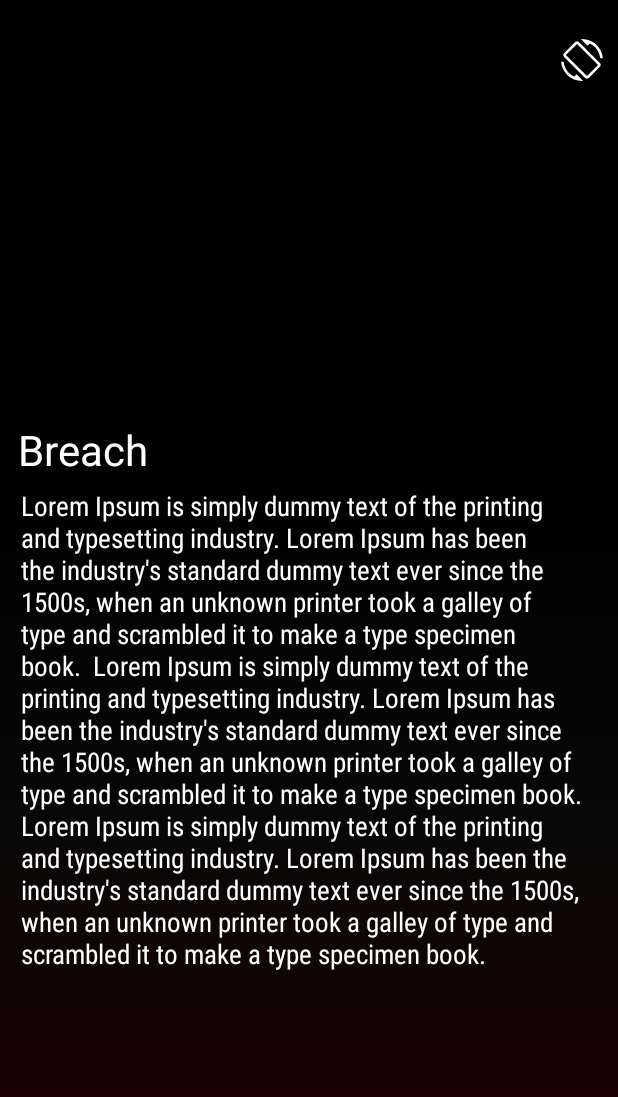
After one commit to OmerAkkoyun/ExoPlayerProjectSample, an Android app: the layout fragment_movie_player.xml on its own in the app's theme, with its tools: preview values and no code run, on a phone screen of 412 x 824 dp. The commit adds this screen. Shown: the top 1097 px of the screen. Run offline under Robolectric (Android 15) with nearby library versions, the phone set to English and light mode, and no system bars; network calls fail.

Commit message:
ExoPlayer implemented, MoviePlayer screen created, configurations done.

```diff
--- a/app/src/main/java/com/omerakkoyun/exoplayersample/common/Constants.kt
+++ b/app/src/main/java/com/omerakkoyun/exoplayersample/common/Constants.kt
@@ -9,4 +9,8 @@ object Constants {
     const val IMAGE_PATH = "https://image.tmdb.org/t/p/original"
     const val ENG = "en-US"
     const val MOVIE_ITEM = "movie_item"
+
+    const val DRM_TEST_LICENSE_URL = "https://proxy.uat.widevine.com/proxy?video_id=2015_tears&provider=widevine_test"
+    const val MEDIA_TEST_URI = "https://storage.googleapis.com/wvmedia/cenc/h264/tears/tears.mpd"
+    const val PLAYBACK_POSITION = "playback_position"
 }
--- a/app/src/main/java/com/omerakkoyun/exoplayersample/presentation/movie_details/MovieDetailsFragment.kt
+++ b/app/src/main/java/com/omerakkoyun/exoplayersample/presentation/movie_details/MovieDetailsFragment.kt
@@ -1,8 +1,10 @@
 package com.omerakkoyun.exoplayersample.presentation.movie_details
 
+import android.os.Bundle
 import android.view.LayoutInflater
 import android.view.ViewGroup
 import androidx.navigation.fragment.findNavController
+import com.omerakkoyun.exoplayersample.R
 import com.omerakkoyun.exoplayersample.base.BaseFragment
 import com.omerakkoyun.exoplayersample.common.Constants.IMAGE_PATH
 import com.omerakkoyun.exoplayersample.common.Constants.MOVIE_ITEM
@@ -45,7 +47,9 @@ class MovieDetailsFragment : BaseFragment<FragmentMovieDetailsBinding, MovieDeta
 
         binding.imgPlay.setOnClickListener {
             // go video player screen
-
+            val bundle = Bundle()
+            bundle.putParcelable(MOVIE_ITEM, arguments?.getParcelable(MOVIE_ITEM))
+            findNavController().navigate(R.id.action_movieDetailsFragment_to_moviePlayerFragment,bundle)
 
         }
     }
--- /dev/null
+++ b/app/src/main/res/drawable/black_to_red.xml
@@ -0,0 +1,11 @@
+<layer-list xmlns:android="http://schemas.android.com/apk/res/android">
+    <item>
+        <shape android:shape="rectangle">
+            <gradient
+                android:startColor="@color/black"
+                android:centerColor="#070707"
+                android:endColor="#240000"
+                android:angle="270" />
+        </shape>
+    </item>
+</layer-list>
--- /dev/null
+++ b/app/src/main/res/drawable/screen_rotation.xml
@@ -0,0 +1,8 @@
+<vector xmlns:android="http://schemas.android.com/apk/res/android"
+    android:height="28dp" android:tint="#FFFFFF"
+    android:viewportHeight="24"
+    android:viewportWidth="24" android:width="28dp">
+
+    <path android:fillColor="@android:color/white" android:pathData="M16.48,2.52c3.27,1.55 5.61,4.72 5.97,8.48h1.5C23.44,4.84 18.29,0 12,0l-0.66,0.03 3.81,3.81 1.33,-1.32zM10.23,1.75c-0.59,-0.59 -1.54,-0.59 -2.12,0L1.75,8.11c-0.59,0.59 -0.59,1.54 0,2.12l12.02,12.02c0.59,0.59 1.54,0.59 2.12,0l6.36,-6.36c0.59,-0.59 0.59,-1.54 0,-2.12L10.23,1.75zM14.83,21.19L2.81,9.17l6.36,-6.36 12.02,12.02 -6.36,6.36zM7.52,21.48C4.25,19.94 1.91,16.76 1.55,13L0.05,13C0.56,19.16 5.71,24 12,24l0.66,-0.03 -3.81,-3.81 -1.33,1.32z"/>
+
+</vector>
--- /dev/null
+++ b/app/src/main/res/layout/fragment_movie_player.xml
@@ -0,0 +1,72 @@
+<?xml version="1.0" encoding="utf-8"?>
+<LinearLayout xmlns:android="http://schemas.android.com/apk/res/android"
+    xmlns:app="http://schemas.android.com/apk/res-auto"
+    xmlns:tools="http://schemas.android.com/tools"
+    android:layout_width="match_parent"
+    android:layout_height="match_parent"
+    android:orientation="vertical">
+
+    <androidx.media3.ui.PlayerView
+        android:background="@color/black"
+        android:id="@+id/playerView"
+        android:layout_width="match_parent"
+        android:layout_height="0dp"
+        android:layout_gravity="top"
+        android:layout_weight="1"
+        app:resize_mode="fit"
+        app:use_controller="true">
+
+        <ImageButton
+            android:id="@+id/btnFullscreen"
+            android:layout_width="wrap_content"
+            android:layout_height="wrap_content"
+            android:layout_gravity="end|top"
+            android:layout_marginTop="26dp"
+            android:layout_marginEnd="10dp"
+            android:background="?attr/selectableItemBackgroundBorderless"
+            app:tint="@color/white"
+            android:src="@drawable/screen_rotation" />
+    </androidx.media3.ui.PlayerView>
+
+    <LinearLayout
+        android:id="@+id/lnLayoutInfo"
+        android:layout_width="match_parent"
+        android:layout_height="0dp"
+        android:layout_weight="2"
+        android:background="@drawable/black_to_red"
+        android:orientation="vertical"
+        android:visibility="visible"
+        app:layout_constraintEnd_toEndOf="parent"
+        app:layout_constraintStart_toStartOf="parent">
+
+        <TextView
+            android:paddingVertical="6dp"
+            android:id="@+id/tvMovieTitle"
+            android:layout_width="match_parent"
+            android:layout_height="wrap_content"
+            android:fontFamily="sans-serif"
+            android:paddingHorizontal="12dp"
+            android:textColor="@color/white"
+            android:textSize="28sp"
+            android:textStyle="normal"
+            app:layout_constraintBottom_toTopOf="@id/imgStar"
+            tools:text="Breach" />
+
+        <TextView
+            android:id="@+id/tvDescription"
+            android:layout_width="match_parent"
+            android:layout_height="match_parent"
+            android:fontFamily="sans-serif-condensed"
+            android:paddingHorizontal="14dp"
+            android:textColor="@color/white"
+            android:textSize="18sp"
+            android:textStyle="normal"
+            app:layout_constraintBottom_toBottomOf="parent"
+            app:layout_constraintTop_toBottomOf="@id/imgMovie"
+            tools:text="Lorem Ipsum is simply dummy text of the printing and typesetting industry. Lorem Ipsum has been the industry's standard dummy text ever since the 1500s, when an unknown printer took a galley of type and scrambled it to make a type specimen book.  Lorem Ipsum is simply dummy text of the printing and typesetting industry. Lorem Ipsum has been the industry's standard dummy text ever since the 1500s, when an unknown printer took a galley of type and scrambled it to make a type specimen book.  Lorem Ipsum is simply dummy text of the printing and typesetting industry. Lorem Ipsum has been the industry's standard dummy text ever since the 1500s, when an unknown printer took a galley of type and scrambled it to make a type specimen book. " />
+
+
+    </LinearLayout>
+
+
+</LinearLayout>
--- a/gradle/libs.versions.toml
+++ b/gradle/libs.versions.toml
@@ -17,6 +17,7 @@ lifecycleLivedataKtx = "2.8.6"
 securityCrypto = "1.1.0-alpha06"
 pagingRuntimeKtx = "3.3.2"
 coil = "2.7.0"
+media3Exoplayer = "1.4.1"
 
 [libraries]
 androidx-core-ktx = { group = "androidx.core", name = "core-ktx", version.ref = "coreKtx" }
@@ -37,6 +38,10 @@ androidx-lifecycle-livedata-ktx = { module = "androidx.lifecycle:lifecycle-lived
 androidx-lifecycle-viewmodel-ktx = { module = "androidx.lifecycle:lifecycle-viewmodel-ktx", version.ref = "lifecycleLivedataKtx" }
 androidx-paging-runtime-ktx = { group = "androidx.paging", name = "paging-runtime-ktx", version.ref = "pagingRuntimeKtx" }
 coil = { module = "io.coil-kt:coil", version.ref = "coil" }
+androidx-media3-exoplayer = { group = "androidx.media3", name = "media3-exoplayer", version.ref = "media3Exoplayer" }
+androidx-media3-exoplayer-dash = { module = "androidx.media3:media3-exoplayer-dash", version.ref = "media3Exoplayer" }
+androidx-media3-ui = { module = "androidx.media3:media3-ui", version.ref = "media3Exoplayer" }
+
 
 
 [plugins]
```
Also changed, not shown: app/build.gradle.kts (+7 -1 lines), app/src/main/java/com/omerakkoyun/exoplayersample/presentation/movie_player/MoviePlayerFragment.kt (added, +135 -0 lines), app/src/main/java/com/omerakkoyun/exoplayersample/presentation/movie_player/MoviePlayerViewModel.kt (added, +10 -0 lines), app/src/main/res/navigation/nav_graph.xml (+9 -1 lines).
